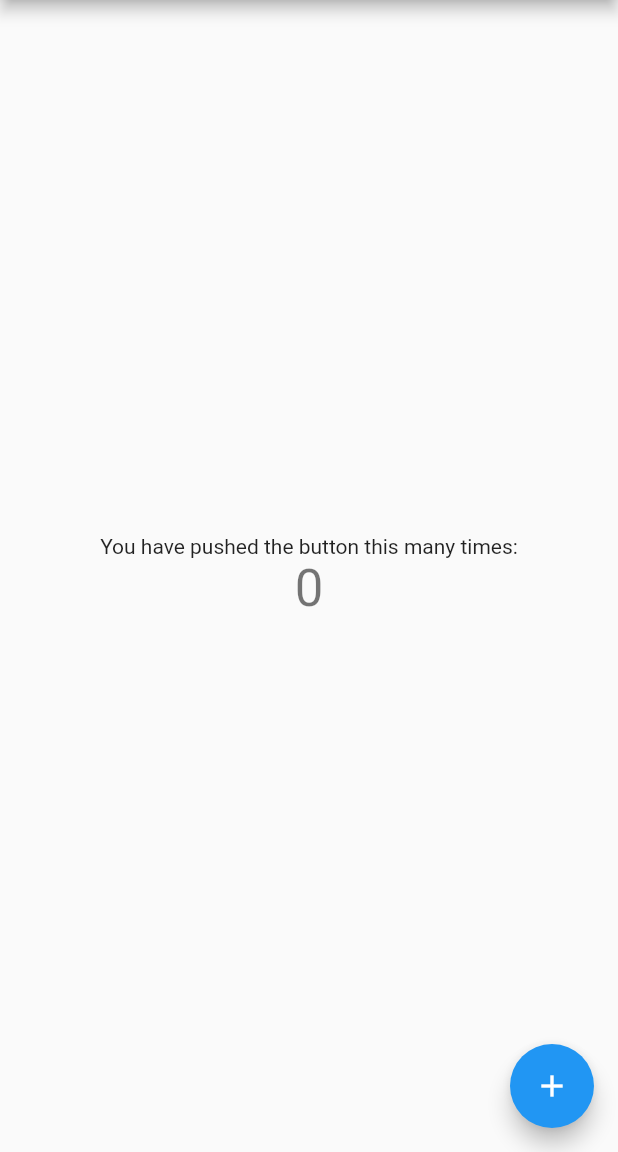
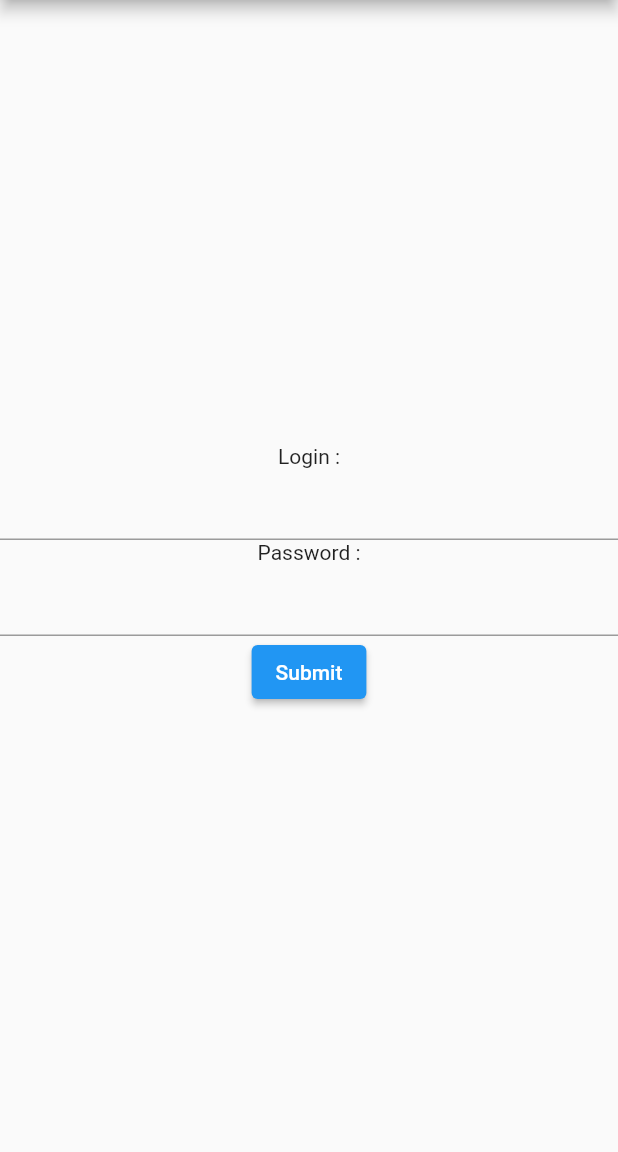
Before and after one commit to WalidKab/Person-Alps, a Flutter app: the screen it shows after launch, on a phone screen of 412 x 824 dp, the part 84-1236 px from its top. Run offline on Flutter 3.47's test engine with Material 2 defaults, Android fonts, the phone set to English and light mode, and no system bars; accounts and stored records are empty.

Commit message:
last save

```diff
--- a/lib/main.dart
+++ b/lib/main.dart
@@ -1,7 +1,15 @@
 import 'package:flutter/material.dart';
+import 'package:personalps/accueil.dart';
+import 'package:provider/provider.dart';
+import 'models/user.dart';
 
 void main() {
-  runApp(const MyApp());
+  runApp(
+    ChangeNotifierProvider(
+      create: (context) => UserManager(),
+      child: const MyApp(),
+    ),
+  );
 }
 
 class MyApp extends StatelessWidget {
@@ -13,15 +21,6 @@ class MyApp extends StatelessWidget {
     return MaterialApp(
       title: 'Flutter Demo',
       theme: ThemeData(
-        // This is the theme of your application.
-        //
-        // Try running your application with "flutter run". You'll see the
-        // application has a blue toolbar. Then, without quitting the app, try
-        // changing the primarySwatch below to Colors.green and then invoke
-        // "hot reload" (press "r" in the console where you ran "flutter run",
-        // or simply save your changes to "hot reload" in a Flutter IDE).
-        // Notice that the counter didn't reset back to zero; the application
-        // is not restarted.
         primarySwatch: Colors.blue,
       ),
       home: const MyHomePage(title: 'Flutter Demo Home Page'),
@@ -32,84 +31,78 @@ class MyApp extends StatelessWidget {
 class MyHomePage extends StatefulWidget {
   const MyHomePage({Key? key, required this.title}) : super(key: key);
 
-  // This widget is the home page of your application. It is stateful, meaning
-  // that it has a State object (defined below) that contains fields that affect
-  // how it looks.
+  final String title;
 
-  // This class is the configuration for the state. It holds the values (in this
-  // case the title) provided by the parent (in this case the App widget) and
-  // used by the build method of the State. Fields in a Widget subclass are
-  // always marked "final".
-
-  final String title;
 
   @override
   State<MyHomePage> createState() => _MyHomePageState();
 }
 
 class _MyHomePageState extends State<MyHomePage> {
-  int _counter = 0;
+  String login = "";
+  String password = "";
+  final _formKey = GlobalKey<FormState>();
 
-  void _incrementCounter() {
-    setState(() {
-      // This call to setState tells the Flutter framework that something has
-      // changed in this State, which causes it to rerun the build method below
-      // so that the display can reflect the updated values. If we changed
-      // _counter without calling setState(), then the build method would not be
-      // called again, and so nothing would appear to happen.
-      _counter++;
-    });
-  }
 
   @override
   Widget build(BuildContext context) {
-    // This method is rerun every time setState is called, for instance as done
-    // by the _incrementCounter method above.
-    //
-    // The Flutter framework has been optimized to make rerunning build methods
-    // fast, so that you can just rebuild anything that needs updating rather
-    // than having to individually change instances of widgets.
     return Scaffold(
       appBar: AppBar(
-        // Here we take the value from the MyHomePage object that was created by
-        // the App.build method, and use it to set our appbar title.
         title: Text(widget.title),
       ),
       body: Center(
-        // Center is a layout widget. It takes a single child and positions it
-        // in the middle of the parent.
+        child: Form(
+          key: _formKey,
           child: Column(
-          // Column is also a layout widget. It takes a list of children and
-          // arranges them vertically. By default, it sizes itself to fit its
-          // children horizontally, and tries to be as tall as its parent.
-          //
-          // Invoke "debug painting" (press "p" in the console, choose the
-          // "Toggle Debug Paint" action from the Flutter Inspector in Android
-          // Studio, or the "Toggle Debug Paint" command in Visual Studio Code)
-          // to see the wireframe for each widget.
-          //
-          // Column has various properties to control how it sizes itself and
-          // how it positions its children. Here we use mainAxisAlignment to
-          // center the children vertically; the main axis here is the vertical
-          // axis because Columns are vertical (the cross axis would be
-          // horizontal).
             mainAxisAlignment: MainAxisAlignment.center,
             children: <Widget>[
-            const Text(
-              'You have pushed the button this many times:',
+              const Text("Login :"),
+              TextFormField(
+                onChanged: (text){
+                  login = text;
+                },
+                // The validator receives the text that the user has entered.
+                validator: (value) {
+                  if (value == null || value.isEmpty) {
+                    return 'Please enter some text';
+                  }
+                  return null;
+                },
               ),
-            Text(
-              '$_counter',
-              style: Theme.of(context).textTheme.headline4,
+              const Text("Password :"),
+              TextFormField(
+                onChanged: (text){
+                  password = text;
+                },
+                // The validator receives the text that the user has entered.
+                validator: (value) {
+                  if (value == null || value.isEmpty) {
+                    return 'Please enter some text';
+                  }
+                  return null;
+                },
               ),
+              ElevatedButton(
+                onPressed: () {
+
+                  if (_formKey.currentState!.validate()) {
+                    Navigator.push(
+                      context,
+                      MaterialPageRoute(builder: (context) => Accueil()),
+                    );
+                    // ScaffoldMessenger.of(context).showSnackBar(
+                    //   const SnackBar(content: Text('Processing Data')),
+                    // );
+                  }
+                },
+                child: const Text('Submit'),
+              ),
+
             ],
           ),
         ),
-      floatingActionButton: FloatingActionButton(
-        onPressed: _incrementCounter,
-        tooltip: 'Increment',
-        child: const Icon(Icons.add),
-      ), // This trailing comma makes auto-formatting nicer for build methods.
+      ),
+      // This trailing comma makes auto-formatting nicer for build methods.
     );
   }
 }
--- /dev/null
+++ b/lib/models/user.dart
@@ -0,0 +1,36 @@
+import 'package:flutter/cupertino.dart';
+import 'package:http/http.dart' as http;
+
+class UserManager extends ChangeNotifier {
+
+  bool isConnected = false;
+
+  User? user;
+
+  logging(String login, String password) async {
+
+    var response = await http.post(
+        Uri.parse('http://localhost:1337/api/auth/local'), body: {'identifier': login, 'password': password});
+
+    print(response.body);
+  }
+}
+
+
+class User {
+
+  User({
+    required this.login,
+    required this.password
+  });
+
+  String login;
+  String password;
+
+  // factory User.fromJson(Map<String, dynamic> json) {
+  //   return User(
+  //     login: json['user']['login'],
+  //     password: json['user']['password'],
+  //   );
+  // }
+}
--- a/pubspec.yaml
+++ b/pubspec.yaml
@@ -34,6 +34,8 @@ dependencies:
   # The following adds the Cupertino Icons font to your application.
   # Use with the CupertinoIcons class for iOS style icons.
   cupertino_icons: ^1.0.2
+  provider: ^6.0.2
+  http: ^0.13.4
 
 dev_dependencies:
   flutter_test:
```
Also changed, not shown: lib/accueil.dart (added, +19 -0 lines), pubspec.lock. Lines whose indentation alone changed are shown as unchanged.
